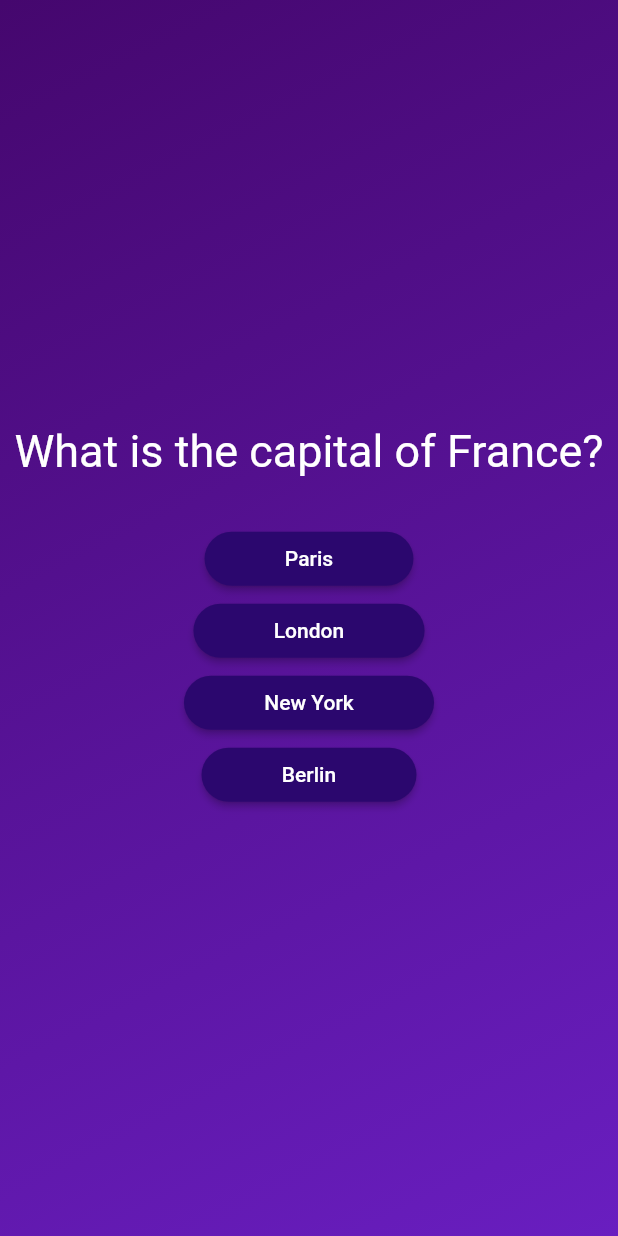
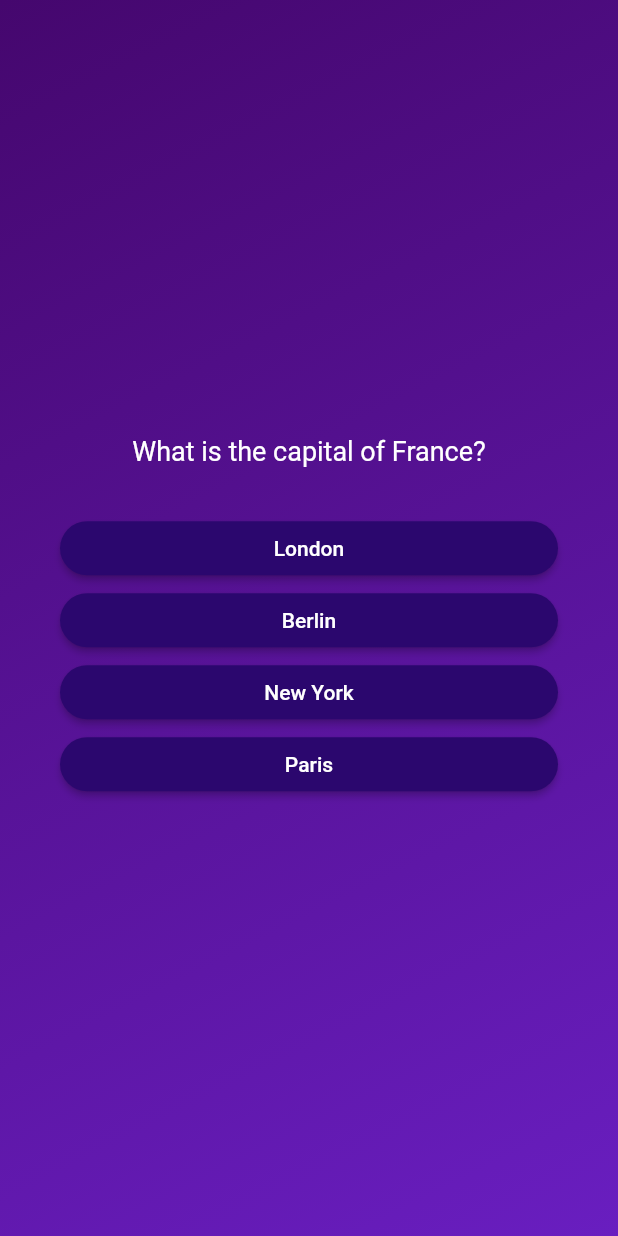
Before and after one commit to MarekAniol/quiz_app, a Flutter app: the screen it shows after launch, after a tap on "Start Quiz", on a phone screen of 412 x 824 dp. Run offline on Flutter 3.47's test engine with Material 2 defaults, Android fonts, the phone set to English and light mode, and no system bars; our stand-ins replace bloc, bloc_concurrency, flutter_bloc, freezed_annotation, get_it; generated files the repository leaves out were written again.

Commit message:
Added questionAnswer event

```diff
--- a/lib/core/extensions/paddings.dart
+++ b/lib/core/extensions/paddings.dart
@@ -2,14 +2,19 @@ import 'package:flutter/material.dart';
 
 extension AnswerButtonPaddingExtension on BuildContext {
   EdgeInsets get answerButtonPadding {
+    return const EdgeInsets.symmetric(
+      horizontal: 12,
+      vertical: 8,
+    );
+  }
+
+  EdgeInsets get appPadding {
     return MediaQuery.of(this).orientation == Orientation.portrait
-        ? EdgeInsets.symmetric(
-            horizontal: MediaQuery.of(this).size.width * 0.13,
-            vertical: 8,
+        ? const EdgeInsets.symmetric(
+            horizontal: 40,
           )
         : EdgeInsets.symmetric(
             horizontal: MediaQuery.of(this).size.width * 0.2,
-            vertical: 8,
           );
   }
 }
--- a/lib/domain/models/quiz_question_model.dart
+++ b/lib/domain/models/quiz_question_model.dart
@@ -16,4 +16,8 @@ class QuizQuestionModel with _$QuizQuestionModel {
         answers: [],
         correctAnswer: '',
       );
+
+  List<String> shuffledAnswers() {
+    return answers.toList()..shuffle();
+  }
 }
--- a/lib/presentation/screens/questions_screen/bloc/questions_screen_event.dart
+++ b/lib/presentation/screens/questions_screen/bloc/questions_screen_event.dart
@@ -4,4 +4,5 @@ part of 'questions_screen_bloc.dart';
 class QuestionsScreenEvent with _$QuestionsScreenEvent {
   const factory QuestionsScreenEvent.questionsScreenStarted() = _QuestionsScreenStarted;
   const factory QuestionsScreenEvent.questionReaded() = _QuestionsReaded;
+  const factory QuestionsScreenEvent.questionAnswered() = _QuestionAnswered;
 }
--- a/lib/presentation/screens/questions_screen/questions_screen.dart
+++ b/lib/presentation/screens/questions_screen/questions_screen.dart
@@ -17,25 +17,37 @@ class QuestionsScreen extends StatelessWidget {
     return SizedBox(
         width: double.infinity,
         child: BlocBuilder<QuestionsScreenBloc, QuestionsScreenState>(
+          // buildWhen: (previous, current) =>
+          //     (previous.type != current.type) ||
+          //     (previous.currentQuestionIndex != current.currentQuestionIndex),
           builder: (context, state) {
             return state.type.map(
-                loading: () => const LoadingPage(),
+                loading: () {
+                  return const LoadingPage();
+                },
                 loaded: () {
                   return Column(
                     mainAxisAlignment: MainAxisAlignment.center,
+                    crossAxisAlignment: CrossAxisAlignment.stretch,
                     children: [
                       Text(
                         textAlign: TextAlign.center,
-                        state.questionsList.questions[0].question,
+                        state.questionsList.questions[state.currentQuestionIndex].question,
                         style: const TextStyle(
                           color: AppColors.white,
-                          fontSize: 30,
+                          fontSize: 18,
                         ),
                       ),
                       BoxPredefined.verticalSizedBox30,
-                      ...state.questionsList.questions[0].answers.map((answer) {
+                      ...state.questionsList.questions[state.currentQuestionIndex]
+                          .shuffledAnswers()
+                          .map((answer) {
                         return AnswerButton(
-                          onPressed: () {},
+                          onPressed: () {
+                            context.read<QuestionsScreenBloc>().add(
+                                  const QuestionsScreenEvent.questionAnswered(),
+                                );
+                          },
                           answerText: answer,
                         );
                       }),
--- /dev/null
+++ b/lib/presentation/widgets/app_padding.dart
@@ -0,0 +1,19 @@
+import 'package:flutter/material.dart';
+import 'package:quiz_app/core/extensions/paddings.dart';
+
+class AppPadding extends StatelessWidget {
+  const AppPadding({
+    required this.child,
+    super.key,
+  });
+
+  final Widget? child;
+
+  @override
+  Widget build(BuildContext context) {
+    return Padding(
+      padding: context.appPadding,
+      child: child,
+    );
+  }
+}
--- a/lib/quiz_app.dart
+++ b/lib/quiz_app.dart
@@ -1,6 +1,7 @@
 import 'package:flutter/material.dart';
 import 'package:quiz_app/presentation/route/quiz_app_router.dart';
 import 'package:quiz_app/presentation/widgets/app_gradient.dart';
+import 'package:quiz_app/presentation/widgets/app_padding.dart';
 
 class QuizApp extends StatelessWidget {
   const QuizApp({
@@ -17,7 +18,9 @@ class QuizApp extends StatelessWidget {
       onGenerateRoute: appRouter.route,
       builder: (context, child) => Scaffold(
         body: AppGradient(
-          child: child,
+          child: AppPadding(
+            child: child,
+          ),
         ),
       ),
     );
```
Also changed, not shown: lib/presentation/screens/questions_screen/bloc/questions_screen_bloc.dart (+18 -3 lines), lib/presentation/screens/questions_screen/bloc/questions_screen_state.dart (+13 -0 lines).
